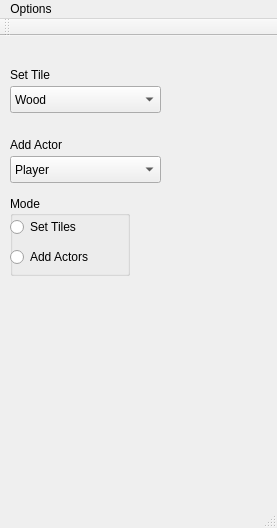
Old version of the form LevelEd/LevelEditor/toolswindow.ui in the repository nick-valentine/DungeonBreath.
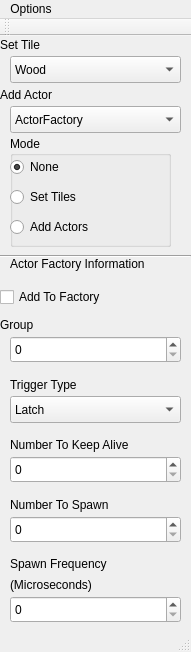
New version of the form.

Commit message: finished qt window for level ed, need to work on adding actors in sfml window

What changed in the file:
```diff
--- a/LevelEd/LevelEditor/toolswindow.ui
+++ b/LevelEd/LevelEditor/toolswindow.ui
@@ -6,8 +6,8 @@
    <rect>
     <x>0</x>
     <y>0</y>
-    <width>277</width>
-    <height>528</height>
+    <width>191</width>
+    <height>652</height>
    </rect>
   </property>
   <property name="windowTitle">
@@ -18,8 +18,8 @@
     <property name="geometry">
      <rect>
       <x>10</x>
-      <y>50</y>
-      <width>151</width>
+      <y>20</y>
+      <width>171</width>
       <height>27</height>
      </rect>
     </property>
@@ -38,11 +38,16 @@
     <property name="geometry">
      <rect>
       <x>10</x>
-      <y>120</y>
-      <width>151</width>
+      <y>70</y>
+      <width>171</width>
       <height>27</height>
      </rect>
     </property>
+    <item>
+     <property name="text">
+      <string>ActorFactory</string>
+     </property>
+    </item>
     <item>
      <property name="text">
       <string>Player</string>
@@ -77,8 +82,8 @@
    <widget class="QLabel" name="label">
     <property name="geometry">
      <rect>
-      <x>10</x>
-      <y>30</y>
+      <x>0</x>
+      <y>0</y>
       <width>67</width>
       <height>17</height>
      </rect>
@@ -90,8 +95,8 @@
    <widget class="QLabel" name="label_2">
     <property name="geometry">
      <rect>
-      <x>10</x>
-      <y>100</y>
+      <x>0</x>
+      <y>50</y>
       <width>67</width>
       <height>17</height>
      </rect>
@@ -104,28 +109,15 @@
     <property name="geometry">
      <rect>
       <x>10</x>
-      <y>160</y>
-      <width>120</width>
-      <height>80</height>
+      <y>100</y>
+      <width>161</width>
+      <height>111</height>
      </rect>
     </property>
     <property name="title">
      <string>Mode</string>
     </property>
-    <widget class="QRadioButton" name="radioButton">
-     <property name="geometry">
-      <rect>
-       <x>0</x>
-       <y>20</y>
-       <width>117</width>
-       <height>22</height>
-      </rect>
-     </property>
-     <property name="text">
-      <string>Set Tiles</string>
-     </property>
-    </widget>
-    <widget class="QRadioButton" name="radioButton_2">
+    <widget class="QRadioButton" name="ModeTiles">
      <property name="geometry">
       <rect>
        <x>0</x>
@@ -135,9 +127,220 @@
       </rect>
      </property>
      <property name="text">
+      <string>Set Tiles</string>
+     </property>
+    </widget>
+    <widget class="QRadioButton" name="ModeActors">
+     <property name="geometry">
+      <rect>
+       <x>0</x>
+       <y>80</y>
+       <width>117</width>
+       <height>22</height>
+      </rect>
+     </property>
+     <property name="text">
       <string>Add Actors</string>
      </property>
     </widget>
+    <widget class="QRadioButton" name="ModeNone">
+     <property name="geometry">
+      <rect>
+       <x>0</x>
+       <y>20</y>
+       <width>117</width>
+       <height>22</height>
+      </rect>
+     </property>
+     <property name="text">
+      <string>None</string>
+     </property>
+     <property name="checked">
+      <bool>true</bool>
+     </property>
+    </widget>
+   </widget>
+   <widget class="QSpinBox" name="Group">
+    <property name="geometry">
+     <rect>
+      <x>10</x>
+      <y>300</y>
+      <width>171</width>
+      <height>27</height>
+     </rect>
+    </property>
+   </widget>
+   <widget class="QLabel" name="GroupLabel">
+    <property name="geometry">
+     <rect>
+      <x>0</x>
+      <y>280</y>
+      <width>67</width>
+      <height>17</height>
+     </rect>
+    </property>
+    <property name="text">
+     <string>Group</string>
+    </property>
+   </widget>
+   <widget class="QLabel" name="ActorFactoryLabel">
+    <property name="geometry">
+     <rect>
+      <x>10</x>
+      <y>220</y>
+      <width>181</width>
+      <height>16</height>
+     </rect>
+    </property>
+    <property name="text">
+     <string>Actor Factory Information</string>
+    </property>
+   </widget>
+   <widget class="Line" name="line">
+    <property name="geometry">
+     <rect>
+      <x>0</x>
+      <y>210</y>
+      <width>191</width>
+      <height>20</height>
+     </rect>
+    </property>
+    <property name="orientation">
+     <enum>Qt::Horizontal</enum>
+    </property>
+   </widget>
+   <widget class="QLabel" name="SpawnFrequencyLabel">
+    <property name="geometry">
+     <rect>
+      <x>10</x>
+      <y>520</y>
+      <width>121</width>
+      <height>16</height>
+     </rect>
+    </property>
+    <property name="text">
+     <string>Spawn Frequency</string>
+    </property>
+   </widget>
+   <widget class="QSpinBox" name="Frequency">
+    <property name="geometry">
+     <rect>
+      <x>10</x>
+      <y>560</y>
+      <width>171</width>
+      <height>27</height>
+     </rect>
+    </property>
+   </widget>
+   <widget class="QLabel" name="MicrosecondsLabel">
+    <property name="geometry">
+     <rect>
+      <x>10</x>
+      <y>540</y>
+      <width>111</width>
+      <height>17</height>
+     </rect>
+    </property>
+    <property name="text">
+     <string>(Microseconds)</string>
+    </property>
+   </widget>
+   <widget class="QLabel" name="TriggerTypeLabel">
+    <property name="geometry">
+     <rect>
+      <x>10</x>
+      <y>340</y>
+      <width>121</width>
+      <height>17</height>
+     </rect>
+    </property>
+    <property name="text">
+     <string>Trigger Type</string>
+    </property>
+   </widget>
+   <widget class="QComboBox" name="TriggerSelector">
+    <property name="geometry">
+     <rect>
+      <x>10</x>
+      <y>360</y>
+      <width>171</width>
+      <height>27</height>
+     </rect>
+    </property>
+    <item>
+     <property name="text">
+      <string>Latch</string>
+     </property>
+    </item>
+    <item>
+     <property name="text">
+      <string>Switch</string>
+     </property>
+    </item>
+    <item>
+     <property name="text">
+      <string>Press</string>
+     </property>
+    </item>
+   </widget>
+   <widget class="QLabel" name="NumToKeepAliveLabel">
+    <property name="geometry">
+     <rect>
+      <x>10</x>
+      <y>400</y>
+      <width>151</width>
+      <height>17</height>
+     </rect>
+    </property>
+    <property name="text">
+     <string>Number To Keep Alive</string>
+    </property>
+   </widget>
+   <widget class="QSpinBox" name="NumToKeepAlive">
+    <property name="geometry">
+     <rect>
+      <x>10</x>
+      <y>420</y>
+      <width>171</width>
+      <height>27</height>
+     </rect>
+    </property>
+   </widget>
+   <widget class="QLabel" name="NumToSpawnLabel">
+    <property name="geometry">
+     <rect>
+      <x>10</x>
+      <y>460</y>
+      <width>131</width>
+      <height>17</height>
+     </rect>
+    </property>
+    <property name="text">
+     <string>Number To Spawn</string>
+    </property>
+   </widget>
+   <widget class="QSpinBox" name="NumToSpawn">
+    <property name="geometry">
+     <rect>
+      <x>10</x>
+      <y>480</y>
+      <width>171</width>
+      <height>27</height>
+     </rect>
+    </property>
+   </widget>
+   <widget class="QCheckBox" name="AddToFactory">
+    <property name="geometry">
+     <rect>
+      <x>0</x>
+      <y>250</y>
+      <width>131</width>
+      <height>22</height>
+     </rect>
+    </property>
+    <property name="text">
+     <string>Add To Factory</string>
+    </property>
    </widget>
   </widget>
   <widget class="QToolBar" name="mainToolBar">
@@ -145,7 +348,7 @@
     <enum>TopToolBarArea</enum>
    </attribute>
    <attribute name="toolBarBreak">
-    <bool>false</bool>
+    <bool>true</bool>
    </attribute>
   </widget>
   <widget class="QStatusBar" name="statusBar"/>
@@ -154,7 +357,7 @@
     <rect>
      <x>0</x>
      <y>0</y>
-     <width>277</width>
+     <width>191</width>
      <height>25</height>
     </rect>
    </property>
```
Left out of the diff: 8 changed lines with no effect on the pictures. The commit also changes 13 other files.
